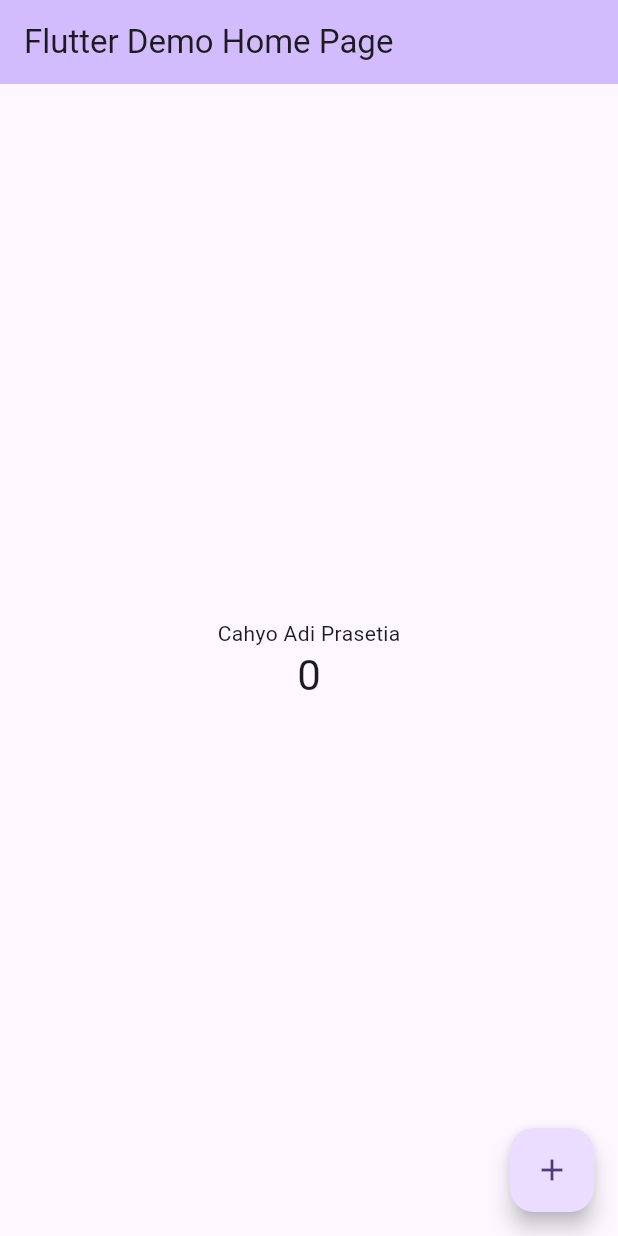
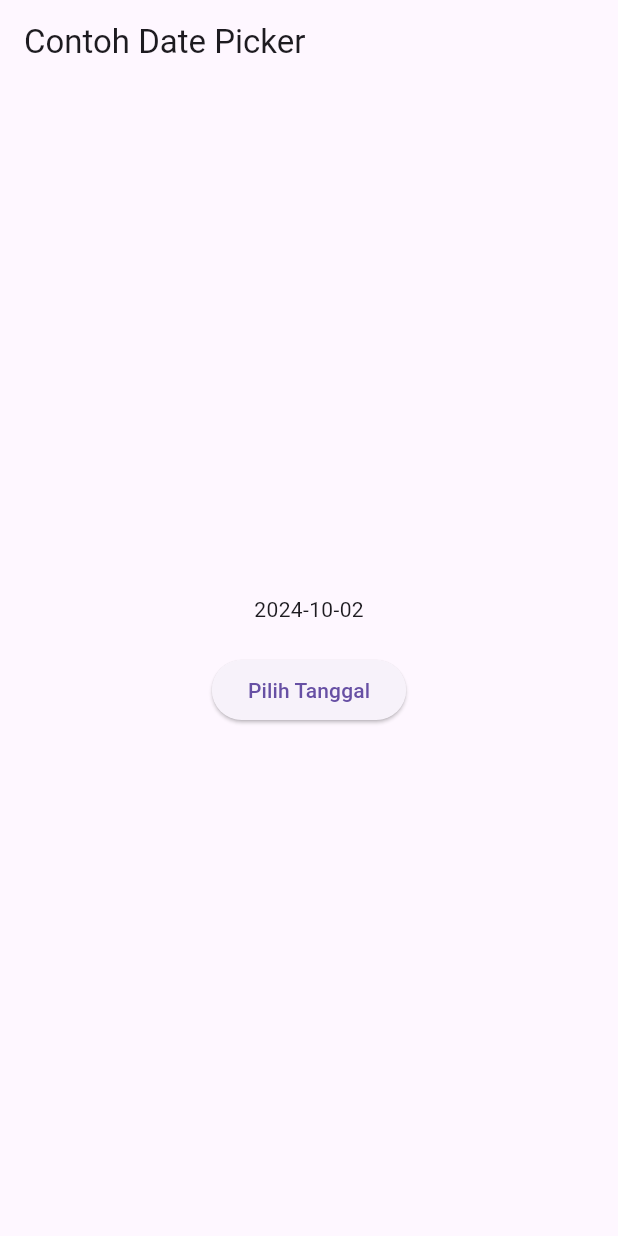
Before and after one commit to ryuuunothuman/flutter-fundamental-part1, a Flutter app: the screen it shows after launch, on a phone screen of 412 x 824 dp. Run offline on Flutter 3.47's test engine with Material 3 defaults, Android fonts, the phone set to English and light mode, and no system bars.

Commit message:
Modify Jobsheet-5

```diff
--- a/lib/main.dart
+++ b/lib/main.dart
@@ -1,126 +1,74 @@
+import 'dart:async';
 import 'package:flutter/material.dart';
 
-void main() {
-  runApp(const MyApp());
-}
+void main() => runApp(const MyApp());
 
 class MyApp extends StatelessWidget {
-  const MyApp({super.key});
+  const MyApp({Key? key}) : super(key: key);
 
-  // This widget is the root of your application.
   @override
   Widget build(BuildContext context) {
-    return MaterialApp(
+    return const MaterialApp(
       debugShowCheckedModeBanner: false,
-      title: 'Flutter Demo',
-      theme: ThemeData(
-        // This is the theme of your application.
-        //
-        // TRY THIS: Try running your application with "flutter run". You'll see
-        // the application has a purple toolbar. Then, without quitting the app,
-        // try changing the seedColor in the colorScheme below to Colors.green
-        // and then invoke "hot reload" (save your changes or press the "hot
-        // reload" button in a Flutter-supported IDE, or press "r" if you used
-        // the command line to start the app).
-        //
-        // Notice that the counter didn't reset back to zero; the application
-        // state is not lost during the reload. To reset the state, use hot
-        // restart instead.
-        //
-        // This works for code too, not just values: Most code changes can be
-        // tested with just a hot reload.
-        colorScheme: ColorScheme.fromSeed(seedColor: Colors.deepPurple),
-        useMaterial3: true,
-      ),
-      home: const MyHomePage(title: 'Flutter Demo Home Page'),
+      title: 'Contoh Date Picker',
+      home: MyHomePage(title: 'Contoh Date Picker'),
     );
   }
 }
 
 class MyHomePage extends StatefulWidget {
-  const MyHomePage({super.key, required this.title});
-
-  // This widget is the home page of your application. It is stateful, meaning
-  // that it has a State object (defined below) that contains fields that affect
-  // how it looks.
-
-  // This class is the configuration for the state. It holds the values (in this
-  // case the title) provided by the parent (in this case the App widget) and
-  // used by the build method of the State. Fields in a Widget subclass are
-  // always marked "final".
+  const MyHomePage({Key? key, required this.title}) : super(key: key);
 
   final String title;
 
   @override
-  State<MyHomePage> createState() => _MyHomePageState();
+  _MyHomePageState createState() => _MyHomePageState();
 }
 
 class _MyHomePageState extends State<MyHomePage> {
-  int _counter = 0;
+  // Variable/State untuk mengambil tanggal
+  DateTime selectedDate = DateTime.now();
 
-  void _incrementCounter() {
-    setState(() {
-      // This call to setState tells the Flutter framework that something has
-      // changed in this State, which causes it to rerun the build method below
-      // so that the display can reflect the updated values. If we changed
-      // _counter without calling setState(), then the build method would not be
-      // called again, and so nothing would appear to happen.
-      _counter++;
-    });
+  //  Initial SelectDate FLutter
+  Future<void> _selectDate(BuildContext context) async {
+    // Initial DateTime FIinal Picked
+    final DateTime? picked = await showDatePicker(
+        context: context,
+        initialDate: selectedDate,
+        firstDate: DateTime(2015, 8),
+        lastDate: DateTime(2101));
+    if (picked != null && picked != selectedDate) {
+      setState(() {
+        selectedDate = picked;
+      });
+    }
   }
 
   @override
   Widget build(BuildContext context) {
-    // This method is rerun every time setState is called, for instance as done
-    // by the _incrementCounter method above.
-    //
-    // The Flutter framework has been optimized to make rerunning build methods
-    // fast, so that you can just rebuild anything that needs updating rather
-    // than having to individually change instances of widgets.
     return Scaffold(
       appBar: AppBar(
-        // TRY THIS: Try changing the color here to a specific color (to
-        // Colors.amber, perhaps?) and trigger a hot reload to see the AppBar
-        // change color while the other colors stay the same.
-        backgroundColor: Theme.of(context).colorScheme.inversePrimary,
-        // Here we take the value from the MyHomePage object that was created by
-        // the App.build method, and use it to set our appbar title.
         title: Text(widget.title),
       ),
       body: Center(
-        // Center is a layout widget. It takes a single child and positions it
-        // in the middle of the parent.
         child: Column(
-          // Column is also a layout widget. It takes a list of children and
-          // arranges them vertically. By default, it sizes itself to fit its
-          // children horizontally, and tries to be as tall as its parent.
-          //
-          // Column has various properties to control how it sizes itself and
-          // how it positions its children. Here we use mainAxisAlignment to
-          // center the children vertically; the main axis here is the vertical
-          // axis because Columns are vertical (the cross axis would be
-          // horizontal).
-          //
-          // TRY THIS: Invoke "debug painting" (choose the "Toggle Debug Paint"
-          // action in the IDE, or press "p" in the console), to see the
-          // wireframe for each widget.
-          mainAxisAlignment: MainAxisAlignment.center,
+          mainAxisSize: MainAxisSize.min,
           children: <Widget>[
-            const Text(
-              'Cahyo Adi Prasetia',
+            Text("${selectedDate.toLocal()}".split(' ')[0]),
+            const SizedBox(
+              height: 20.0,
             ),
-            Text(
-              '$_counter',
-              style: Theme.of(context).textTheme.headlineMedium,
+            ElevatedButton(
+              onPressed: () => {
+                _selectDate(context),
+                // ignore: avoid_print
+                print(selectedDate.day + selectedDate.month + selectedDate.year)
+              },
+              child: const Text('Pilih Tanggal'),
             ),
           ],
         ),
       ),
-      floatingActionButton: FloatingActionButton(
-        onPressed: _incrementCounter,
-        tooltip: 'Increment',
-        child: const Icon(Icons.add),
-      ), // This trailing comma makes auto-formatting nicer for build methods.
     );
   }
 }
--- a/pubspec.yaml
+++ b/pubspec.yaml
@@ -59,8 +59,8 @@ flutter:
   uses-material-design: true
 
   # To add assets to your application, add an assets section, like this:
-  # assets:
-  #   - images/a_dot_burr.jpeg
+  assets:
+    - assets/logo_polinema.jpg
   #   - images/a_dot_ham.jpeg
 
   # An image asset can refer to one or more resolution-specific "variants", see
```
Also changed, not shown: lib/basic_widgets/fab_widget.dart (added, +19 -0 lines), lib/basic_widgets/image_widget.dart (added, +12 -0 lines), lib/basic_widgets/loading_cupertino.dart (added, +23 -0 lines), lib/basic_widgets/text_widget.dart (added, +13 -0 lines), assets/logo_polinema.jpg (added), images/image10.png (added), images/image11.png (added), images/image2.png (added), images/image3.png (added), images/image4.png (added), images/image5.png (added), images/image6.png (added), images/image7.png (added), images/image8.png (added), 1 more files, 1 other file.
